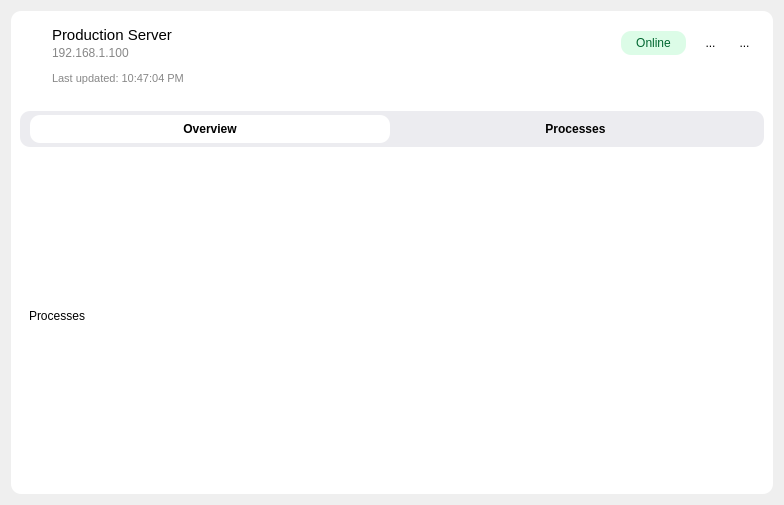
First picture: the form in src/client/MachineFrame.ui, repository DanielaOnut/RemoteMonitor, before the edit.
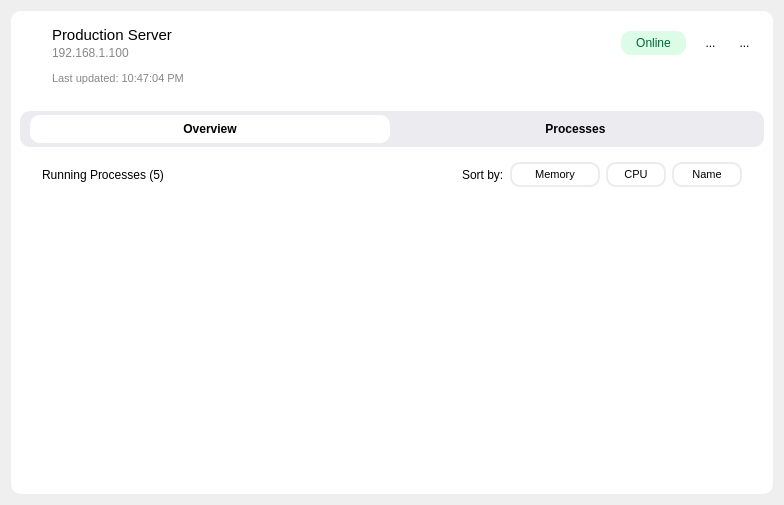
Second picture: the form after the edit. The open tabs and pages were chosen to show the change. Icons and pictures are not drawn.

Commit message: Processes list UI

What changed in the file:
```diff
--- a/src/client/MachineFrame.ui
+++ b/src/client/MachineFrame.ui
@@ -932,10 +932,199 @@
         <widget class="QWidget" name="processesPage">
          <layout class="QVBoxLayout" name="verticalLayout_14">
           <item>
-           <widget class="QLabel" name="label_29">
-            <property name="text">
-             <string>Processes</string>
+           <layout class="QHBoxLayout" name="horizontalLayout_4">
+            <property name="bottomMargin">
+             <number>10</number>
             </property>
+            <item>
+             <widget class="QLabel" name="label_37">
+              <property name="maximumSize">
+               <size>
+                <width>22</width>
+                <height>22</height>
+               </size>
+              </property>
+              <property name="text">
+               <string/>
+              </property>
+              <property name="pixmap">
+               <pixmap resource="../../resources/resources.qrc">:/images/images/beat.png</pixmap>
+              </property>
+              <property name="scaledContents">
+               <bool>true</bool>
+              </property>
+             </widget>
+            </item>
+            <item>
+             <widget class="QLabel" name="proccessesNoLabel">
+              <property name="font">
+               <font>
+                <pointsize>9</pointsize>
+               </font>
+              </property>
+              <property name="text">
+               <string>Running Processes (5)</string>
+              </property>
+             </widget>
+            </item>
+            <item>
+             <spacer name="horizontalSpacer">
+              <property name="orientation">
+               <enum>Qt::Horizontal</enum>
+              </property>
+              <property name="sizeHint" stdset="0">
+               <size>
+                <width>158</width>
+                <height>20</height>
+               </size>
+              </property>
+             </spacer>
+            </item>
+            <item>
+             <widget class="QLabel" name="proccessesNo_2">
+              <property name="font">
+               <font>
+                <pointsize>9</pointsize>
+               </font>
+              </property>
+              <property name="text">
+               <string>Sort by:</string>
+              </property>
+             </widget>
+            </item>
+            <item>
+             <widget class="QPushButton" name="memoryBtn">
+              <property name="minimumSize">
+               <size>
+                <width>90</width>
+                <height>25</height>
+               </size>
+              </property>
+              <property name="font">
+               <font>
+                <pointsize>8</pointsize>
+               </font>
+              </property>
+              <property name="styleSheet">
+               <string notr="true">border-color: rgb(29, 101, 255);
+border: 2px solid #ececf0;</string>
+              </property>
+              <property name="text">
+               <string>Memory</string>
+              </property>
+              <property name="icon">
+               <iconset resource="../../resources/resources.qrc">
+                <normaloff>:/images/images/ram2.png</normaloff>:/images/images/ram2.png</iconset>
+              </property>
+              <property name="iconSize">
+               <size>
+                <width>23</width>
+                <height>22</height>
+               </size>
+              </property>
+             </widget>
+            </item>
+            <item>
+             <widget class="QPushButton" name="cpuBtn">
+              <property name="minimumSize">
+               <size>
+                <width>60</width>
+                <height>25</height>
+               </size>
+              </property>
+              <property name="font">
+               <font>
+                <pointsize>8</pointsize>
+               </font>
+              </property>
+              <property name="styleSheet">
+               <string notr="true">border-color: rgb(29, 101, 255);
+border: 2px solid #ececf0;</string>
+              </property>
+              <property name="text">
+               <string>CPU</string>
+              </property>
+              <property name="icon">
+               <iconset resource="../../resources/resources.qrc">
+                <normaloff>:/images/images/cpu2.png</normaloff>:/images/images/cpu2.png</iconset>
+              </property>
+              <property name="iconSize">
+               <size>
+                <width>15</width>
+                <height>15</height>
+               </size>
+              </property>
+             </widget>
+            </item>
+            <item>
+             <widget class="QPushButton" name="nameBtn">
+              <property name="minimumSize">
+               <size>
+                <width>70</width>
+                <height>25</height>
+               </size>
+              </property>
+              <property name="font">
+               <font>
+                <pointsize>8</pointsize>
+               </font>
+              </property>
+              <property name="styleSheet">
+               <string notr="true">border-color: rgb(29, 101, 255);
+border: 2px solid #ececf0;</string>
+              </property>
+              <property name="text">
+               <string>Name</string>
+              </property>
+              <property name="icon">
+               <iconset resource="../../resources/resources.qrc">
+                <normaloff>:/images/images/text.png</normaloff>:/images/images/text.png</iconset>
+              </property>
+              <property name="iconSize">
+               <size>
+                <width>15</width>
+                <height>15</height>
+               </size>
+              </property>
+             </widget>
+            </item>
+            <item>
+             <widget class="QLabel" name="label_38">
+              <property name="maximumSize">
+               <size>
+                <width>18</width>
+                <height>18</height>
+               </size>
+              </property>
+              <property name="text">
+               <string/>
+              </property>
+              <property name="pixmap">
+               <pixmap resource="../../resources/resources.qrc">:/images/images/down.png</pixmap>
+              </property>
+              <property name="scaledContents">
+               <bool>true</bool>
+              </property>
+             </widget>
+            </item>
+           </layout>
+          </item>
+          <item>
+           <widget class="QScrollArea" name="scrollArea">
+            <property name="widgetResizable">
+             <bool>true</bool>
+            </property>
+            <widget class="QWidget" name="scrollAreaWidgetContents">
+             <property name="geometry">
+              <rect>
+               <x>0</x>
+               <y>0</y>
+               <width>724</width>
+               <height>250</height>
+              </rect>
+             </property>
+             <layout class="QVBoxLayout" name="verticalLayout_10"/>
+            </widget>
            </widget>
           </item>
          </layout>
```
Left out of the diff: 2 changed lines with no effect on the pictures. The commit also changes 17 other files.
